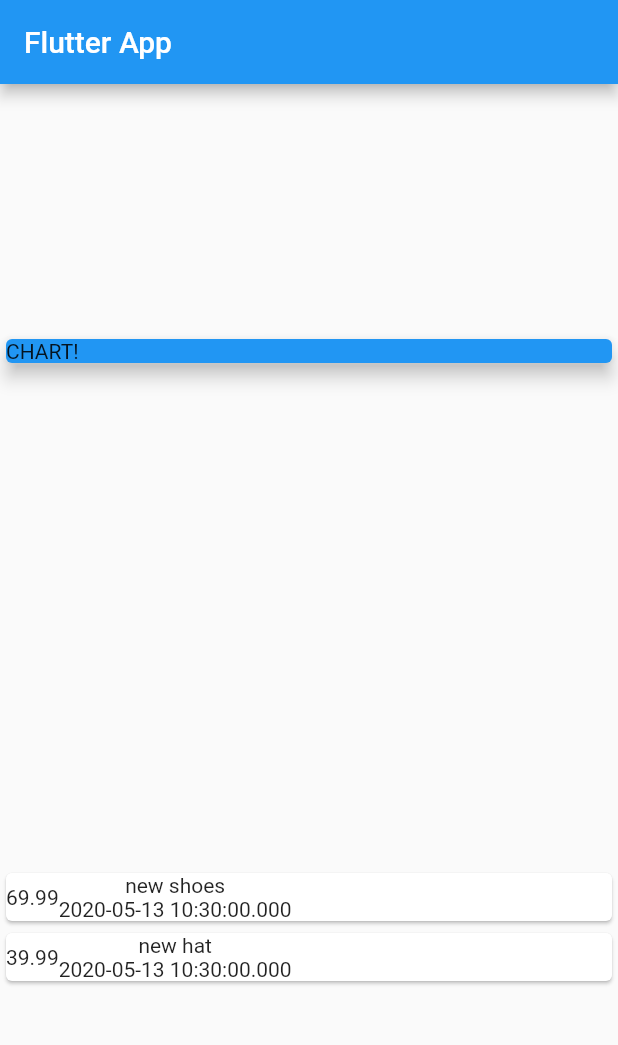
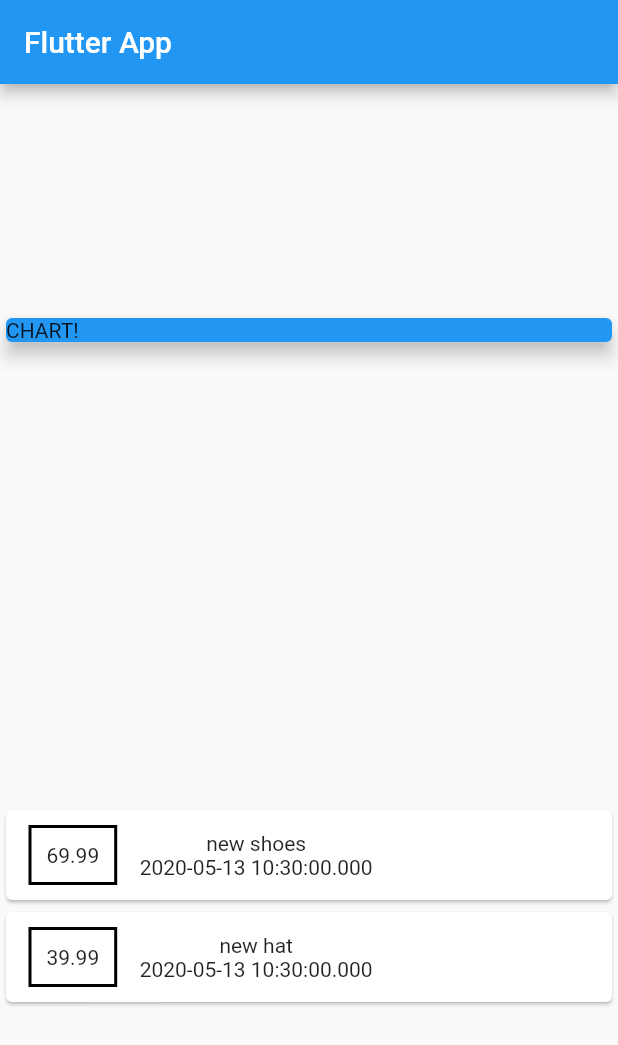
Before and after one commit to Jitgitbit/flutter_exercise_two, a Flutter app: the screen it shows after launch, on a phone screen of 412 x 824 dp. Shown: the top 1045 px of the screen. Run offline on Flutter 3.47's test engine with Material 2 defaults, Android fonts, the phone set to English and light mode, and no system bars.

Commit message:
Styling a Container

```diff
--- a/lib/main.dart
+++ b/lib/main.dart
@@ -44,14 +44,27 @@ class MyHomePage extends StatelessWidget {
                 child: Row(
                   children: <Widget>[
                     Container(
+                      margin: EdgeInsets.symmetric(
+                        vertical: 10,
+                        horizontal: 15
+                      ),
+                      decoration: BoxDecoration(
+                        border: Border.all(
+                          color: Colors.black,
+                          width: 2,
+                        )
+                      ),
+                      padding: EdgeInsets.all(10),
                       child: Text(
-                        transaction.amount.toString()
+                        transaction.amount.toString()                   // in DART you can use toString() on any object !
                       ),
                     ),
                     Column(
                       children: <Widget>[
                         Text(transaction.title),
-                        Text(transaction.date.toString()),
+                        Text(
+                          transaction.date.toString()
+                        ),
                       ],
                     )
                   ],
```
